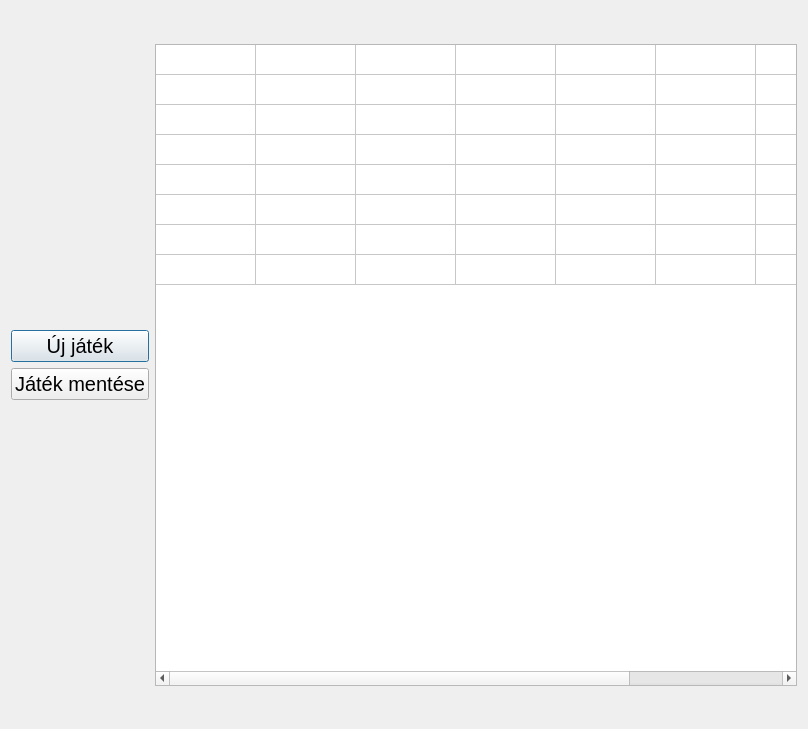
This is game.ui in kevinbencs/Sakk as Qt 5 draws it before an edit. The edited form follows.
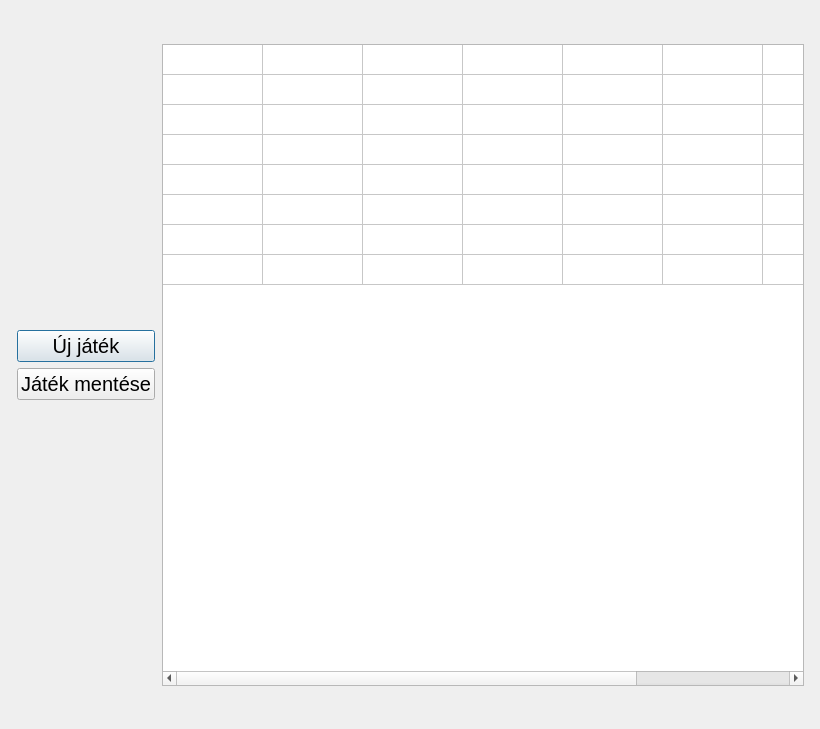
This is the edited form.

What changed in the file:
```diff
--- a/game.ui
+++ b/game.ui
@@ -6,12 +6,16 @@
    <rect>
     <x>0</x>
     <y>0</y>
-    <width>808</width>
+    <width>820</width>
     <height>729</height>
    </rect>
   </property>
   <property name="windowTitle">
-   <string>Dialog</string>
+   <string>sakk</string>
+  </property>
+  <property name="styleSheet">
+   <string notr="true">
+</string>
   </property>
   <layout class="QHBoxLayout" name="horizontalLayout_2">
    <item>
```
